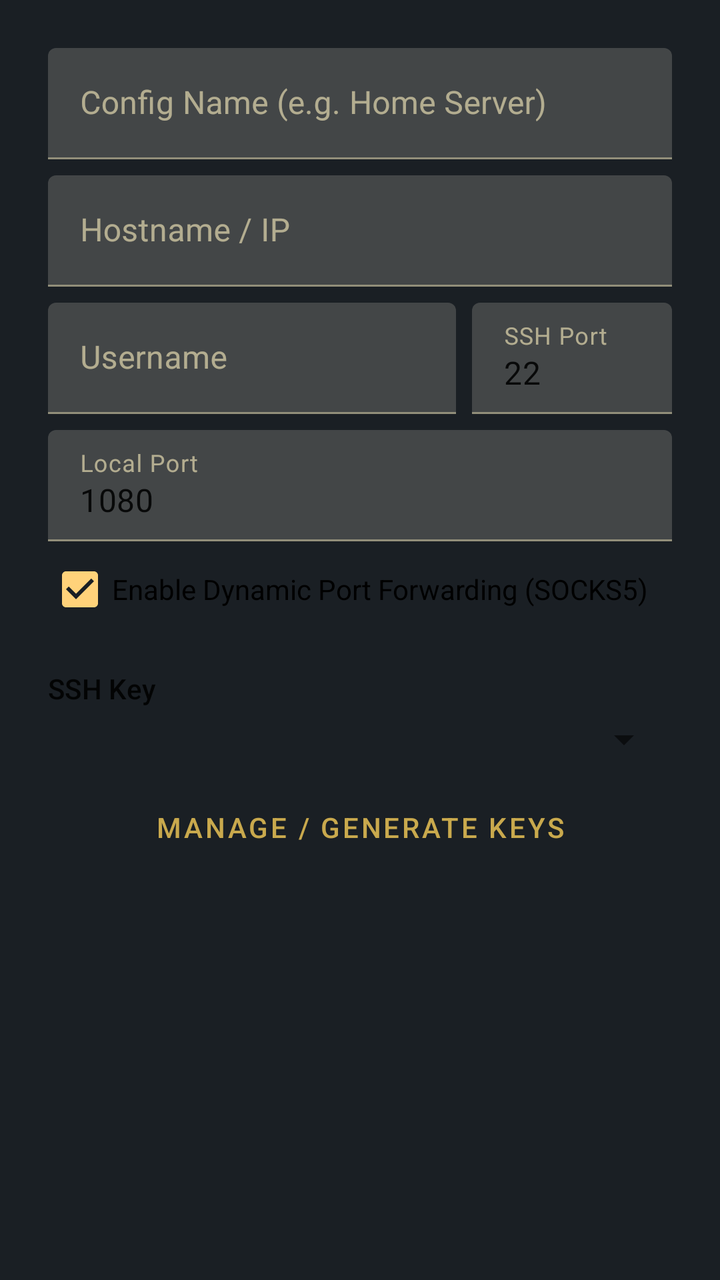
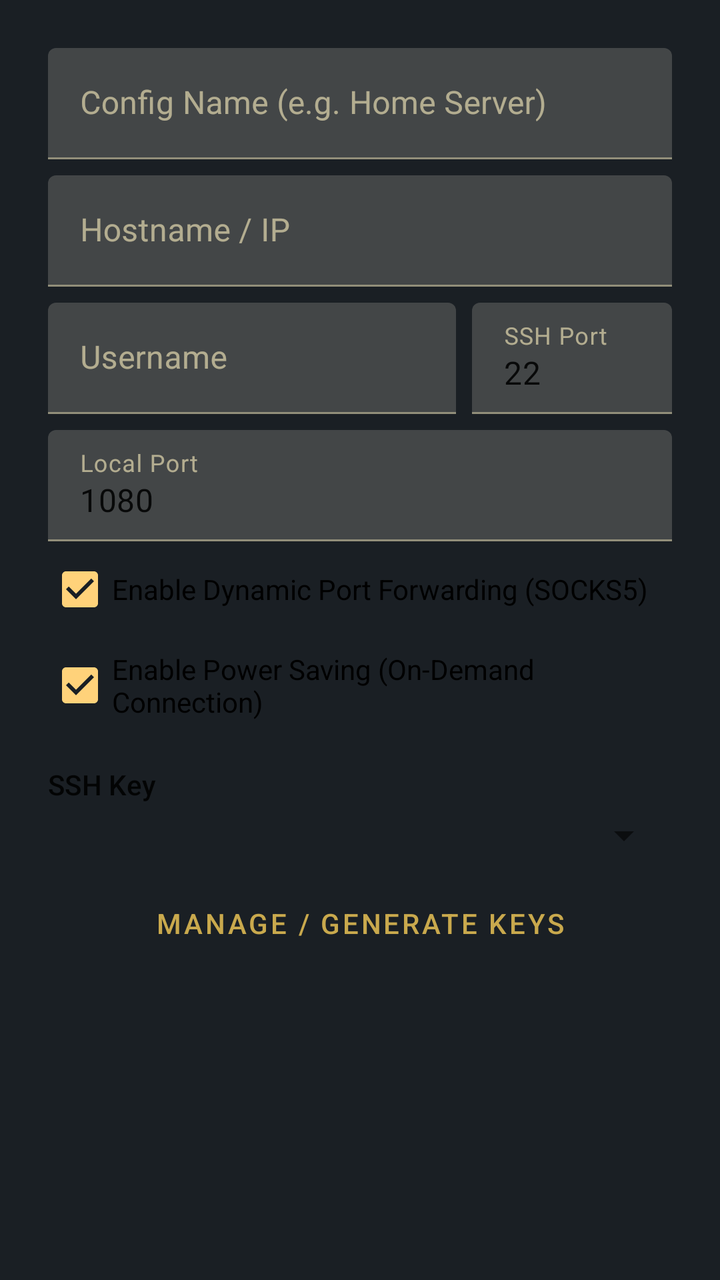

The first picture is an Android layout as it rendered before a commit; the second is the same layout after the commit. The layout source and the unified diff follow.
<!-- AndroidManifest.xml: application theme Theme.DurinsGate -->
<!-- res/layout/dialog_edit_config.xml -->
<?xml version="1.0" encoding="utf-8"?>
<ScrollView xmlns:android="http://schemas.android.com/apk/res/android"
    xmlns:app="http://schemas.android.com/apk/res-auto"
    android:layout_width="match_parent"
    android:layout_height="wrap_content">

    <LinearLayout
        android:layout_width="match_parent"
        android:layout_height="wrap_content"
        android:orientation="vertical"
        android:padding="24dp">

        <com.google.android.material.textfield.TextInputLayout
            android:layout_width="match_parent"
            android:layout_height="wrap_content"
            android:hint="Config Name (e.g. Home Server)">
            <com.google.android.material.textfield.TextInputEditText
                android:id="@+id/etName"
                android:layout_width="match_parent"
                android:layout_height="wrap_content"
                android:inputType="text" />
        </com.google.android.material.textfield.TextInputLayout>

        <com.google.android.material.textfield.TextInputLayout
            android:layout_width="match_parent"
            android:layout_height="wrap_content"
            android:layout_marginTop="8dp"
            android:hint="Hostname / IP">
            <com.google.android.material.textfield.TextInputEditText
                android:id="@+id/etHost"
                android:layout_width="match_parent"
                android:layout_height="wrap_content"
                android:inputType="textUri" />
        </com.google.android.material.textfield.TextInputLayout>

        <LinearLayout
            android:layout_width="match_parent"
            android:layout_height="wrap_content"
            android:orientation="horizontal"
            android:baselineAligned="false"
            android:layout_marginTop="8dp">

            <com.google.android.material.textfield.TextInputLayout
                android:layout_width="0dp"
                android:layout_height="wrap_content"
                android:layout_weight="1"
                android:hint="Username">
                <com.google.android.material.textfield.TextInputEditText
                    android:id="@+id/etUsername"
                    android:layout_width="match_parent"
                    android:layout_height="wrap_content"
                    android:inputType="text" />
            </com.google.android.material.textfield.TextInputLayout>

            <com.google.android.material.textfield.TextInputLayout
                android:layout_width="100dp"
                android:layout_height="wrap_content"
                android:layout_marginStart="8dp"
                android:hint="SSH Port">
                <com.google.android.material.textfield.TextInputEditText
                    android:id="@+id/etPort"
                    android:layout_width="match_parent"
                    android:layout_height="wrap_content"
                    android:inputType="number"
                    android:text="22" />
            </com.google.android.material.textfield.TextInputLayout>
        </LinearLayout>

        <com.google.android.material.textfield.TextInputLayout
            android:layout_width="match_parent"
            android:layout_height="wrap_content"
            android:layout_marginTop="8dp"
            android:hint="Local Port">
            <com.google.android.material.textfield.TextInputEditText
                android:id="@+id/etLocalPort"
                android:layout_width="match_parent"
                android:layout_height="wrap_content"
                android:inputType="number"
                android:text="1080" />
        </com.google.android.material.textfield.TextInputLayout>

        <com.google.android.material.checkbox.MaterialCheckBox
            android:id="@+id/cbSocks5"
            android:layout_width="match_parent"
            android:layout_height="wrap_content"
            android:text="Enable Dynamic Port Forwarding (SOCKS5)"
            android:checked="true" />

        <TextView
            android:layout_width="match_parent"
            android:layout_height="wrap_content"
            android:layout_marginTop="16dp"
            android:text="SSH Key"
            android:textAppearance="?attr/textAppearanceSubtitle2" />

        <Spinner
            android:id="@+id/spinnerKeys"
            android:layout_width="match_parent"
            android:layout_height="wrap_content"
            android:layout_marginTop="4dp" />

        <Button
            android:id="@+id/btnManageKeys"
            style="?attr/materialButtonOutlinedStyle"
            android:layout_width="match_parent"
            android:layout_height="wrap_content"
            android:layout_marginTop="8dp"
            android:text="Manage / Generate Keys" />

    </LinearLayout>
</ScrollView>
<!-- resources referenced by this layout -->
<resources>
  <style name="Theme.DurinsGate" parent="Theme.MaterialComponents.DayNight.NoActionBar">
          <item name="colorPrimary">@color/gold_primary</item>
          <item name="colorPrimaryVariant">@color/gold_deep</item>
          <item name="colorOnPrimary">@color/void_deep</item>
  
          <item name="colorSecondary">@color/light_warm</item>
          <item name="colorSecondaryVariant">@color/light_outer</item>
          <item name="colorOnSecondary">@color/void_deep</item>
  
          <item name="android:statusBarColor">@color/void_deep</item>
          <item name="android:windowBackground">@color/stone_dark</item>
  
          <item name="colorSurface">@color/stone_mid</item>
          <item name="colorOnSurface">@color/gold_pale</item>
  
          <item name="colorError">@android:color/holo_red_light</item>
  
          <item name="windowActionBar">false</item>
          <item name="windowNoTitle">true</item>
      </style>
  <color name="gold_primary">#C9A94D</color>
  <color name="gold_deep">#A8842C</color>
  <color name="void_deep">#0F1419</color>
  <color name="light_warm">#FFD27A</color>
  <color name="light_outer">#FFB347</color>
  <color name="stone_dark">#1A1F24</color>
  <color name="stone_mid">#2A2F36</color>
  <color name="gold_pale">#FFF2C2</color>
</resources>

<!-- the commit's change to res/layout/dialog_edit_config.xml (unified diff, before → after) -->
@@ -86,6 +86,13 @@
             android:text="Enable Dynamic Port Forwarding (SOCKS5)"
             android:checked="true" />
 
+        <com.google.android.material.checkbox.MaterialCheckBox
+            android:id="@+id/cbPowerSave"
+            android:layout_width="match_parent"
+            android:layout_height="wrap_content"
+            android:text="Enable Power Saving (On-Demand Connection)"
+            android:checked="true" />
+
         <TextView
             android:layout_width="match_parent"
             android:layout_height="wrap_content"
